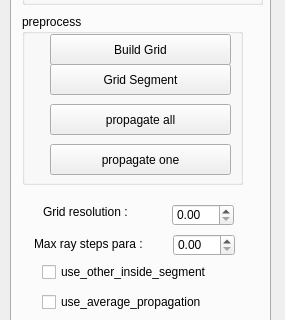
First picture: the form in Point Cloud/UI/camera_para.ui, repository sunwaylive/quality-driven-poisson-guided-autoscanning, before the edit; both pictures show x 0 to 285 and y 172 to 492 of the 285 by 908 pixel window.
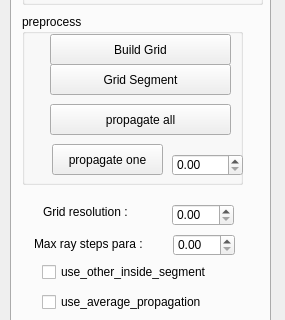
Second picture: the form after the edit.

Commit message: need to deal with *0.5111 in UI later.

```diff
--- a/Point Cloud/UI/camera_para.ui
+++ b/Point Cloud/UI/camera_para.ui
@@ -417,9 +417,9 @@
      <widget class="QPushButton" name="pushButton_propagate_one">
       <property name="geometry">
        <rect>
-        <x>28</x>
+        <x>30</x>
         <y>130</y>
-        <width>181</width>
+        <width>111</width>
         <height>31</height>
        </rect>
       </property>
@@ -440,6 +440,28 @@
        <string>Grid Segment</string>
       </property>
      </widget>
+     <widget class="QDoubleSpinBox" name="propagate_one_point_index">
+      <property name="geometry">
+       <rect>
+        <x>150</x>
+        <y>140</y>
+        <width>71</width>
+        <height>22</height>
+       </rect>
+      </property>
+      <property name="decimals">
+       <number>2</number>
+      </property>
+      <property name="maximum">
+       <double>10000000.000000000000000</double>
+      </property>
+      <property name="singleStep">
+       <double>1.000000000000000</double>
+      </property>
+      <property name="value">
+       <double>0.000000000000000</double>
+      </property>
+     </widget>
     </widget>
     <widget class="QDoubleSpinBox" name="grid_step_size">
      <property name="geometry">
```
The commit also changes 6 other files.
